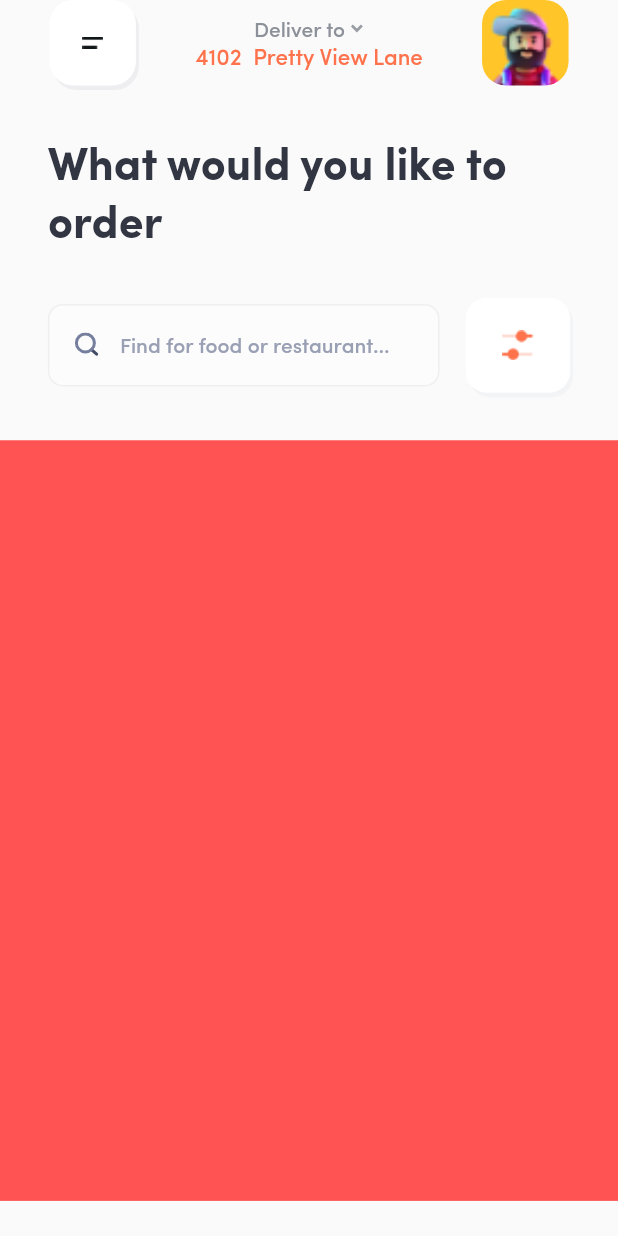
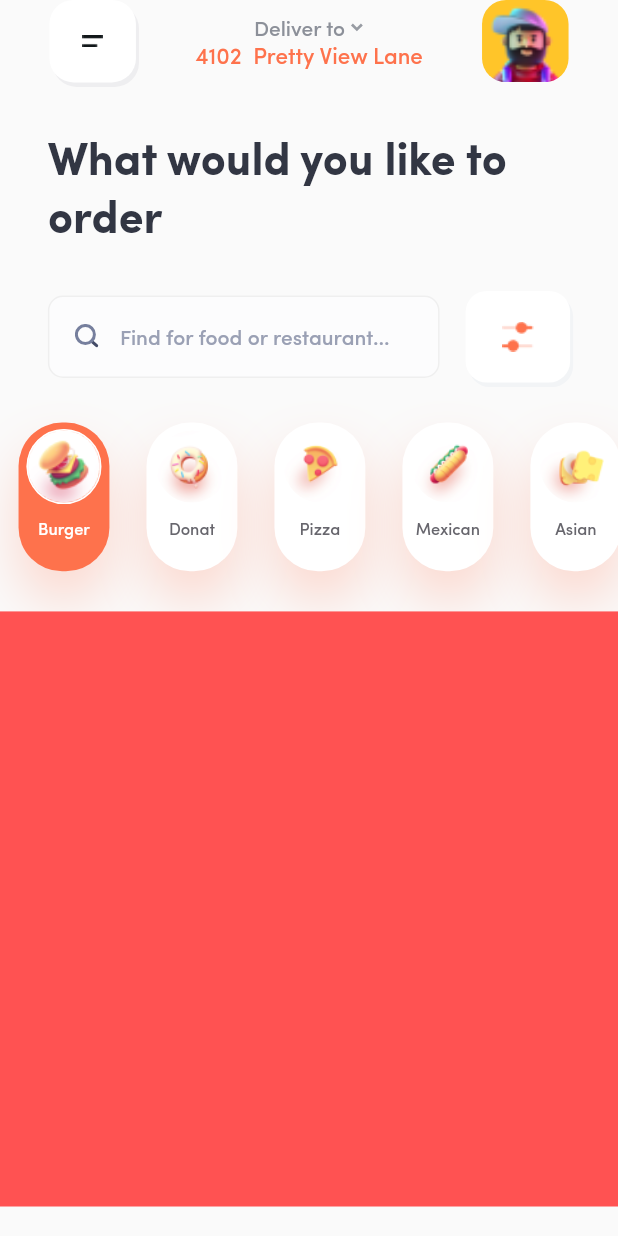
Before and after one commit to TuNinh99/food_app, a Flutter app: the screen it shows after launch, on a phone screen of 412 x 824 dp. Run offline on Flutter 3.47's test engine with Material 2 defaults, Android fonts, the light colour scheme and no system bars; our stand-ins replace device_preview, flutter_svg.

Commit message:
add category for home page

```diff
--- /dev/null
+++ b/lib/data/models/categories.dart
@@ -0,0 +1,19 @@
+//fix data for categories in home page
+
+final categories = [
+  Categories(
+      title: 'Burger', image: 'assets/images/categories/food_burger.png'),
+  Categories(title: 'Donat', image: 'assets/images/categories/food_donat.png'),
+  Categories(title: 'Pizza', image: 'assets/images/categories/food_pizza.png'),
+  Categories(
+      title: 'Mexican', image: 'assets/images/categories/food_mexican.png'),
+  Categories(title: 'Asian', image: 'assets/images/categories/food_asian1.png'),
+  Categories(title: 'Asian', image: 'assets/images/categories/food_asian2.png'),
+];
+
+class Categories {
+  final String title;
+  final String image;
+
+  Categories({required this.title, required this.image});
+}
--- a/lib/pages/home_page.dart
+++ b/lib/pages/home_page.dart
@@ -1,5 +1,6 @@
 import 'package:flutter/material.dart';
 import 'package:flutter_svg/flutter_svg.dart';
+import 'package:food_app/data/models/categories.dart';
 import 'package:food_app/utils/themes.dart';
 
 class HomePage extends StatelessWidget {
@@ -38,15 +39,100 @@ class HomePage extends StatelessWidget {
             flex: 2,
             child: _Search(size: size),
           ),
-          const Spacer(),
           Flexible(
-            flex: 16,
+            flex: 5,
+            fit: FlexFit.tight,
+            child: _CategoriesView(size: size),
+          ),
+          Flexible(
+            flex: 13,
             child: Container(
               color: Colors.redAccent,
             ),
           )
         ],
       )),
+    );
+  }
+}
+
+class _CategoriesView extends StatefulWidget {
+  const _CategoriesView({required this.size});
+
+  final Size size;
+
+  @override
+  _CategoriesViewState createState() => _CategoriesViewState();
+}
+
+class _CategoriesViewState extends State<_CategoriesView> {
+  int _selectIndex = 0;
+
+  _CategoriesViewState();
+  @override
+  Widget build(BuildContext context) {
+    Size size = widget.size;
+    return ListView.builder(
+      // shrinkWrap: true,
+      scrollDirection: Axis.horizontal,
+      itemCount: categories.length,
+      itemBuilder: (context, index) {
+        return FractionallySizedBox(
+          heightFactor: 0.65,
+          child: GestureDetector(
+            onTap: () {
+              setState(() {
+                _selectIndex = index;
+              });
+            },
+            child: Container(
+              width: size.width / 6.8,
+              margin: EdgeInsets.symmetric(horizontal: size.width * 0.03),
+              decoration: BoxDecoration(
+                color: _selectIndex == index ? kColorPrimary : kColorWhite,
+                borderRadius: const BorderRadius.horizontal(
+                  left: Radius.circular(29),
+                  right: Radius.circular(29),
+                ),
+                boxShadow: const [
+                  BoxShadow(
+                    color: Color.fromRGBO(254, 114, 76, 0.251),
+                    blurRadius: 30,
+                    offset: Offset(0, 20),
+                  )
+                ],
+              ),
+              child: Column(
+                mainAxisAlignment: MainAxisAlignment.spaceAround,
+                children: [
+                  Container(
+                    width: 50,
+                    height: 50,
+                    decoration: BoxDecoration(
+                        borderRadius: const BorderRadius.all(
+                          Radius.circular(25),
+                        ),
+                        image: DecorationImage(
+                          image: AssetImage(categories[index].image),
+                        ),
+                        border: Border.all(color: kColorWhite)),
+                  ),
+                  Text(
+                    categories[index].title,
+                    style: PrimaryFont.medium(11).copyWith(
+                        color: _selectIndex == index
+                            ? kColorWhite
+                            : const Color(0XFF67666D)),
+                  ),
+                  const SizedBox(
+                    height: 8,
+                  )
+                ],
+              ),
+            ),
+          ),
+        );
+      },
     );
   }
 }
@@ -208,3 +294,12 @@ class _Header extends StatelessWidget {
     );
   }
 }
+
+class CategoryItem extends StatelessWidget {
+  const CategoryItem({super.key});
+
+  @override
+  Widget build(BuildContext context) {
+    return Container();
+  }
+}
--- a/pubspec.yaml
+++ b/pubspec.yaml
@@ -2,7 +2,7 @@ name: food_app
 description: A new Flutter project.
 # The following line prevents the package from being accidentally published to
 # pub.dev using `flutter pub publish`. This is preferred for private packages.
-publish_to: 'none' # Remove this line if you wish to publish to pub.dev
+publish_to: "none" # Remove this line if you wish to publish to pub.dev
 
 # The following defines the version and build number for your application.
 # A version number is three numbers separated by dots, like 1.2.43
@@ -19,7 +19,7 @@ publish_to: 'none' # Remove this line if you wish to publish to pub.dev
 version: 1.0.0+1
 
 environment:
-  sdk: '>=2.19.6 <3.0.0'
+  sdk: ">=2.19.6 <3.0.0"
 
 # Dependencies specify other packages that your package needs in order to work.
 # To automatically upgrade your package dependencies to the latest versions
@@ -53,7 +53,6 @@ dev_dependencies:
 
 # The following section is specific to Flutter packages.
 flutter:
-
   # The following line ensures that the Material Icons font is
   # included with your application, so that you can use the icons in
   # the material Icons class.
@@ -62,6 +61,7 @@ flutter:
   # To add assets to your application, add an assets section, like this:
   assets:
     - assets/images/
+    - assets/images/categories/
 
   # An image asset can refer to one or more resolution-specific "variants", see
   # https://flutter.dev/assets-and-images/#resolution-aware
```
Also changed, not shown: assets/images/categories/food_asian1.png (added), assets/images/categories/food_asian2.png (added), assets/images/categories/food_burger.png (added), assets/images/categories/food_donat.png (added), assets/images/categories/food_mexican.png (added), assets/images/categories/food_pizza.png (added), 9 other files.
